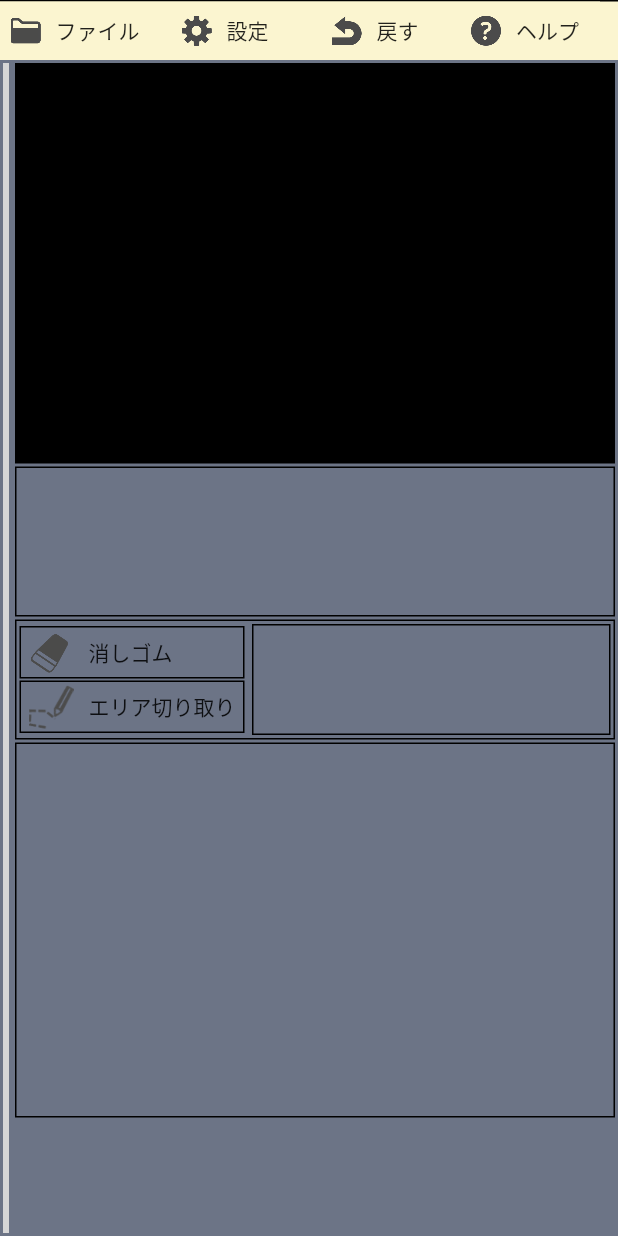
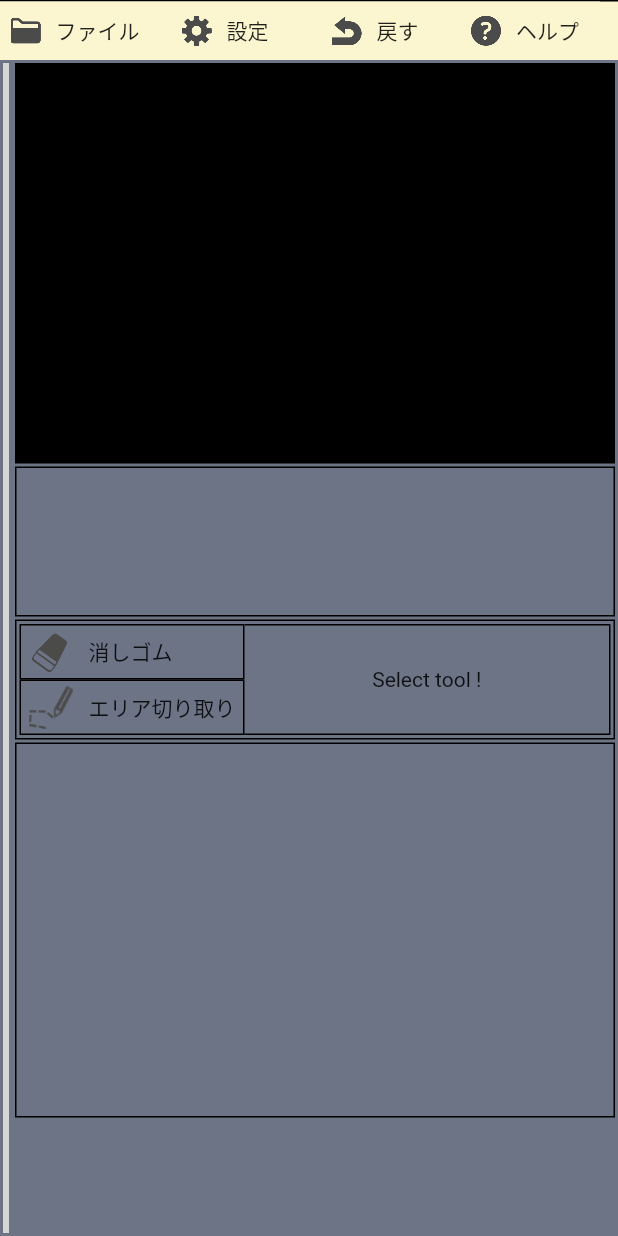
Before and after one commit to vernelapis/golgi_chan, a Flutter app: the screen it shows after launch, on a phone screen of 412 x 824 dp. Run offline on Flutter 3.47's test engine with Material 2 defaults, Android fonts, the phone set to English and light mode, and no system bars; our stand-ins replace flutter_hooks, flutter_riverpod, hooks_riverpod; missing offline and left inert: tabbed_view, window_size; grey boxes are pictures that could not be loaded.

Commit message:
tool選択処理実装

```diff
--- a/lib/Widgets/Common/button_tool.dart
+++ b/lib/Widgets/Common/button_tool.dart
@@ -2,35 +2,65 @@ import 'package:flutter/cupertino.dart';
 import 'package:flutter/material.dart';
 import 'package:flutter_riverpod/flutter_riverpod.dart';
 import 'package:golgi_chan/constants/color.dart';
+import 'package:golgi_chan/enums/tools.dart';
 
-class ToolButton extends StatelessWidget{
-  final String text;
-  final Image image;
-  final WidgetRef ref;
+class ToolButton extends ConsumerWidget{
+  final Tools tool;
   final Function onTap;
 
-  const ToolButton({super.key, required this.text, required this.image, required this.ref, required this.onTap,});
+  const ToolButton({super.key, required this.tool, required this.onTap,});
 
   @override
-  Widget build(BuildContext context) {
+  Widget build(BuildContext context, WidgetRef ref) {
     return GestureDetector(
-      onTap: onTap(),
+      onTap: (){
+        (ref.read(toolPalletProvider) == tool)
+            ? ref.read(toolPalletProvider.notifier).state = Tools.none
+            : ref.read(toolPalletProvider.notifier).state = tool;
+        onTap();
+      },
       child: Container(
-        height: 35,
+        height: 37,
         width: 150,
-        decoration: BoxDecoration(
-            border: Border.all(color: Colors.black)),
+        decoration: (ref.watch(toolPalletProvider) == tool)
+            ? _selected()
+            : _notSelected(),
         child: Row(
           mainAxisAlignment: MainAxisAlignment.start,
           crossAxisAlignment: CrossAxisAlignment.center,
           children: [
             const SizedBox(width: 5,),
-            SizedBox(height: 30,width: 30,child: image,),
+            SizedBox(height: 30,width: 30,child: tool.image,),
             const SizedBox(width: 10,),
-            Text(text,),
+            Text(tool.text!,textAlign: TextAlign.start,),
           ],
         ),
       ),
     );
   }
+
+  BoxDecoration _selected(){
+    return const BoxDecoration(
+      color: ConstantsColors.selectToolColor,
+      border: Border(
+        top: BorderSide(
+          color: Colors.black,
+        ),
+        left: BorderSide(
+          color: Colors.black,
+        ),
+        bottom: BorderSide(
+          color: Colors.black,
+        ),
+      ),
+    );
+  }
+
+  BoxDecoration _notSelected(){
+    return BoxDecoration(
+      color: ConstantsColors.commonBaseColor,
+      border: Border.all(color: Colors.black),
+    );
+  }
+
 }
--- /dev/null
+++ b/lib/Widgets/tool/cropTool.dart
@@ -0,0 +1,14 @@
+import 'package:flutter/cupertino.dart';
+import 'package:golgi_chan/constants/color.dart';
+
+class CropToolWidget extends StatelessWidget{
+  const CropToolWidget({super.key});
+
+  @override
+  Widget build(BuildContext context) {
+    return Container(
+        color: ConstantsColors.selectToolColor,
+        child: const Center(child: Text("Crop tool !"),));
+  }
+
+}
--- /dev/null
+++ b/lib/Widgets/tool/eraser.dart
@@ -0,0 +1,14 @@
+import 'package:flutter/cupertino.dart';
+import 'package:golgi_chan/constants/color.dart';
+
+class EraserToolWidget extends StatelessWidget{
+  const EraserToolWidget({super.key});
+
+  @override
+  Widget build(BuildContext context) {
+    return Container(
+        color: ConstantsColors.selectToolColor,
+        child: const Center(child: Text("Eraser tool !"),));
+  }
+
+}
--- a/lib/constants/color.dart
+++ b/lib/constants/color.dart
@@ -6,4 +6,6 @@ class ConstantsColors {
   static const Color commonCream = Color.fromRGBO(251, 245, 208, 1);
   static const Color commonCreamShadow = Color.fromRGBO(221, 215, 178, 1);
   static const Color commonBaseColor = Color.fromRGBO(108, 116, 134, 1);
+
+  static const Color selectToolColor = Color.fromRGBO(0, 129, 201, 1);
 }
--- /dev/null
+++ b/lib/enums/tools.dart
@@ -0,0 +1,26 @@
+import 'package:flutter/src/widgets/image.dart';
+import 'package:flutter_riverpod/flutter_riverpod.dart';
+import '../gen/assets.gen.dart';
+
+final toolPalletProvider = StateProvider((ref) => Tools.none);
+
+enum Tools {
+  none,
+  eraser(text: "消しゴム"),
+  cropTool(text: "エリア切り取り");
+
+  const Tools({this.text});
+
+  final String? text;
+
+  Image? get image {
+    switch (this) {
+      case Tools.none:
+        return null;
+      case Tools.eraser:
+        return Assets.image.eraser.image();
+      case Tools.cropTool:
+        return Assets.image.cropTool.image();
+    }
+  }
+}
--- a/lib/page/home/home_tool_pallet.dart
+++ b/lib/page/home/home_tool_pallet.dart
@@ -1,7 +1,11 @@
 import 'package:flutter/material.dart';
 import 'package:flutter_riverpod/flutter_riverpod.dart';
 import 'package:golgi_chan/Widgets/Common/button_tool.dart';
+import 'package:golgi_chan/Widgets/tool/cropTool.dart';
+import 'package:golgi_chan/Widgets/tool/eraser.dart';
+import 'package:golgi_chan/constants/color.dart';
 
+import '../../enums/tools.dart';
 import '../../gen/assets.gen.dart';
 
 class HomeToolPallet extends ConsumerWidget {
@@ -22,26 +26,43 @@ class HomeToolPallet extends ConsumerWidget {
               mainAxisAlignment: MainAxisAlignment.spaceEvenly,
               children: [
                 ToolButton(
-                    text: "消しゴム",
-                    image: Assets.image.eraser.image(fit: BoxFit.fill),
-                    ref: ref,
-                    onTap: (){}),
+                  tool: Tools.eraser,
+                  onTap: (){}, ),
                 ToolButton(
-                    text: "エリア切り取り",
-                    image: Assets.image.cropTool.image(fit: BoxFit.fill),
-                    ref: ref,
-                    onTap: (){}),
+                  tool: Tools.cropTool,
+                  onTap: (){}, ),
               ],),
           ),
-          const SizedBox(width: 5,),
           Expanded(
             child: Container(
-              decoration: BoxDecoration(
-                border: Border.all(color: Colors.black),),
+              decoration: const BoxDecoration(
+                border: Border(
+                  top: BorderSide(
+                    color: Colors.black,
+                  ),
+                  right: BorderSide(
+                    color: Colors.black,
+                  ),
+                  bottom: BorderSide(
+                    color: Colors.black,
+                  ),
+                )
+              ),
+              child: _switchChild(ref.watch(toolPalletProvider)),
             ),
           ),
       ],),
     );
   }
 
+  Widget _switchChild(Tools tool){
+    switch (tool) {
+      case Tools.none:
+        return const Center(child: Text("Select tool !"),);
+      case Tools.eraser:
+        return EraserToolWidget();
+      case Tools.cropTool:
+        return CropToolWidget();
+    }
+  }
 }
```
